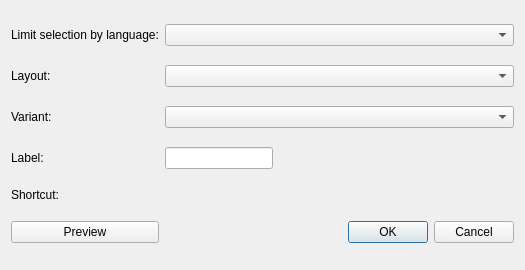
Before: the Qt Designer form kcms/keyboard/kcm_add_layout_dialog.ui in Sonic-DE/sonic-desktop-interface, drawn with Qt 5.
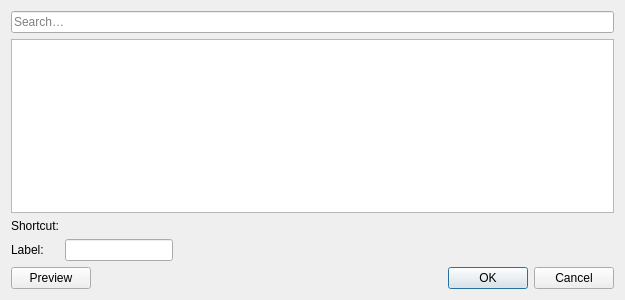
After: the same form once the commit is applied. Custom widgets are drawn as their Qt base class.

Commit message: [kcms/keyboard] Redesign "Add Layout" dialog

Diff of the .ui file:
```diff
--- a/kcms/keyboard/kcm_add_layout_dialog.ui
+++ b/kcms/keyboard/kcm_add_layout_dialog.ui
@@ -6,16 +6,19 @@
    <rect>
     <x>0</x>
     <y>0</y>
-    <width>525</width>
-    <height>270</height>
+    <width>625</width>
+    <height>300</height>
    </rect>
   </property>
   <property name="windowTitle">
    <string>Add Layout</string>
   </property>
-  <layout class="QGridLayout" name="gridLayout">
-   <item row="0" column="1">
-    <widget class="QComboBox" name="languageComboBox">
+  <layout class="QVBoxLayout" name="vBoxLayout">
+   <item row="0">
+    <widget class="QLineEdit" name="layoutSearchField">
+     <property name="placeholderText">
+      <string>Search…</string>
+     </property>
      <property name="sizePolicy">
       <sizepolicy hsizetype="Expanding" vsizetype="Fixed">
        <horstretch>0</horstretch>
@@ -24,65 +27,57 @@
      </property>
     </widget>
    </item>
-   <item row="1" column="0">
-    <widget class="QLabel" name="label_2">
-     <property name="text">
-      <string>Layout:</string>
-     </property>
-    </widget>
-   </item>
-   <item row="4" column="1">
-    <widget class="QLineEdit" name="labelEdit">
+   <item row="1">
+    <widget class="QListWidget" name="layoutListWidget">
      <property name="sizePolicy">
-      <sizepolicy hsizetype="Fixed" vsizetype="Fixed">
+      <sizepolicy hsizetype="Expanding" vsizetype="Expanding">
        <horstretch>0</horstretch>
        <verstretch>0</verstretch>
       </sizepolicy>
      </property>
     </widget>
    </item>
-   <item row="6" column="0">
-    <widget class="QLabel" name="labelLabel_2">
+   <item row="2">
+    <layout class="QFormLayout" name="formLayout">
+     <item row="0" column="0">
+      <widget class="QLabel" name="shortcutLabel">
      <property name="text">
       <string>Shortcut:</string>
      </property>
     </widget>
    </item>
-   <item row="2" column="0">
-    <widget class="QLabel" name="label_3">
-     <property name="text">
-      <string>Variant:</string>
-     </property>
-    </widget>
-   </item>
-   <item row="2" column="1">
-    <widget class="QComboBox" name="variantComboBox"/>
-   </item>
-   <item row="4" column="0">
+     <item row="0" column="1">
+      <widget class="KKeySequenceWidget" name="kkeysequencewidget"/>
+     </item>
+     <item row="1" column="0">
     <widget class="QLabel" name="labelLabel">
      <property name="text">
       <string>Label:</string>
      </property>
     </widget>
    </item>
-   <item row="0" column="0">
-    <widget class="QLabel" name="label">
-     <property name="text">
-      <string>Limit selection by language:</string>
-     </property>
-    </widget>
-   </item>
-   <item row="6" column="1">
-    <widget class="KKeySequenceWidget" name="kkeysequencewidget">
+     <item row="1" column="1">
+      <widget class="QLineEdit" name="labelEdit">
      <property name="sizePolicy">
-      <sizepolicy hsizetype="Preferred" vsizetype="Fixed">
+        <sizepolicy hsizetype="Fixed" vsizetype="Fixed">
        <horstretch>0</horstretch>
        <verstretch>0</verstretch>
       </sizepolicy>
      </property>
     </widget>
    </item>
-   <item row="7" column="1">
+    </layout>
+   </item>
+   <item row="3">
+    <layout class="QHBoxLayout">
+     <item column="0">
+      <widget class="QPushButton" name="prevbutton">
+       <property name="text">
+        <string>Preview</string>
+       </property>
+      </widget>
+     </item>
+     <item column="1">
     <widget class="QDialogButtonBox" name="buttonBox">
      <property name="orientation">
       <enum>Qt::Horizontal</enum>
@@ -92,15 +87,7 @@
      </property>
     </widget>
    </item>
-   <item row="1" column="1">
-    <widget class="QComboBox" name="layoutComboBox"/>
-   </item>
-   <item row="7" column="0">
-    <widget class="QPushButton" name="prevbutton">
-     <property name="text">
-      <string>Preview</string>
-     </property>
-    </widget>
+    </layout>
    </item>
   </layout>
  </widget>
```
Left out of the diff: 3 changed lines with no effect on the pictures. Lines whose indentation alone changed are shown as unchanged. The commit also changes 2 other files.
